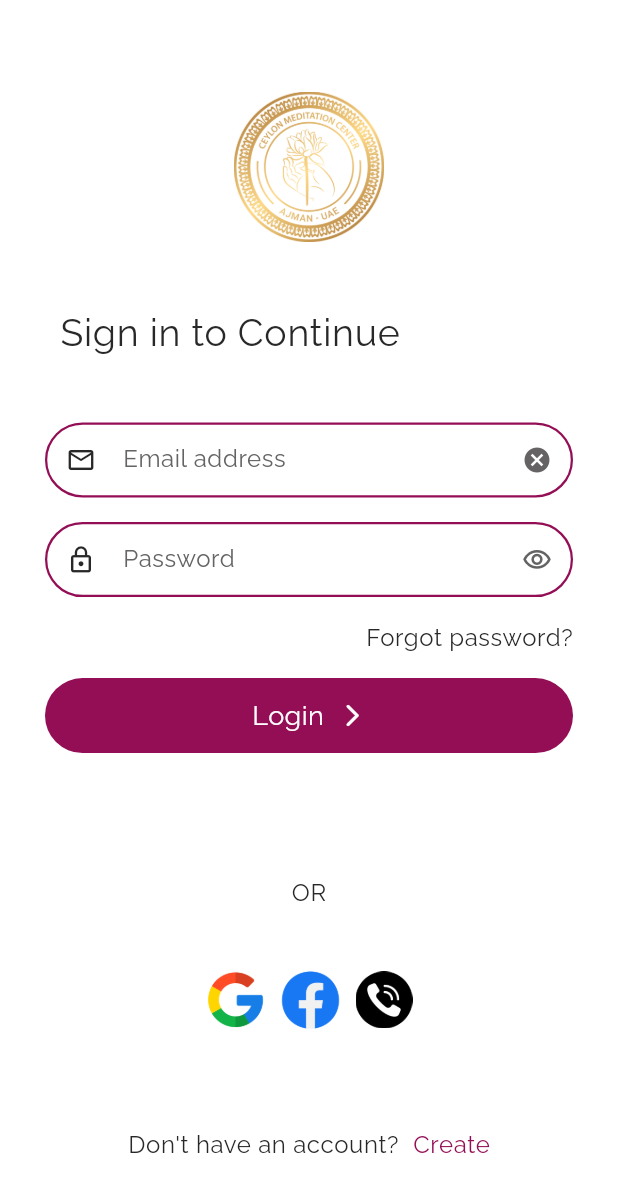
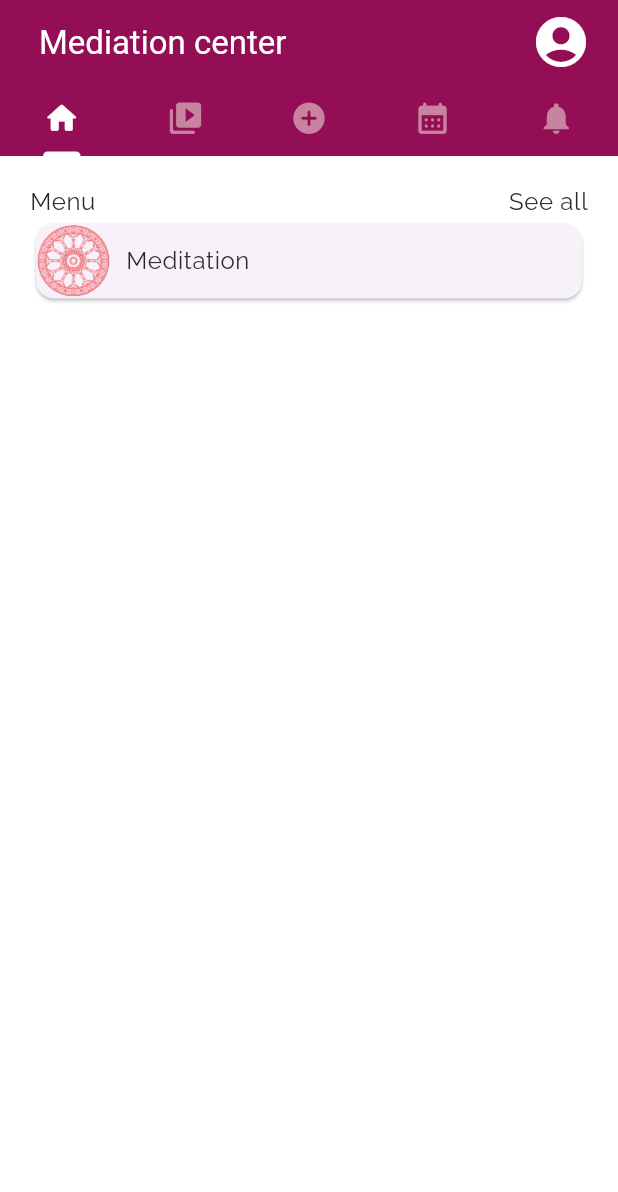
Before and after one commit to moshika38/Meditation-Center-App, a Flutter app: the LoginScreen screen opened by its route, after a tap on "Login", on a phone screen of 412 x 824 dp. Shown: the top 1192 px of the screen. Run offline on Flutter 3.47's test engine with Material 3 defaults, Android fonts, the phone set to English and light mode, and no system bars; our stand-ins replace go_router, google_fonts.

Commit message:
add home screen

```diff
--- a/lib/presentation/home/home.screen.dart
+++ /dev/null
@@ -1,15 +0,0 @@
-import 'package:flutter/material.dart';
-
-class HomeScreen extends StatefulWidget {
-  const HomeScreen({super.key});
-
-  @override
-  State<HomeScreen> createState() => _HomeScreenState();
-}
-
-class _HomeScreenState extends State<HomeScreen> {
-  @override
-  Widget build(BuildContext context) {
-    return Scaffold();
-  }
-}
--- /dev/null
+++ b/lib/presentation/pages/home.page.dart
@@ -0,0 +1,42 @@
+import 'package:flutter/material.dart';
+
+class HomePage extends StatelessWidget {
+  final VoidCallback onTap;
+  const HomePage({super.key, required this.onTap});
+
+  @override
+  Widget build(BuildContext context) {
+    return Padding(
+      padding: const EdgeInsets.only(top: 20, left: 20, right: 20),
+      child: Column(
+        children: [
+          Row(
+            mainAxisAlignment: MainAxisAlignment.spaceBetween,
+            children: [
+              Text("Menu", style: Theme.of(context).textTheme.bodySmall),
+              GestureDetector(
+                onTap: onTap,
+                child: Text(
+                  "See all",
+                  style: Theme.of(context).textTheme.bodySmall,
+                ),
+              ),
+            ],
+          ),
+          Card(
+            child: Row(
+              children: [
+                Image.asset("assets/icons/circle.png", width: 50, height: 50),
+                const SizedBox(width: 10),
+                Text(
+                  "Meditation",
+                  style: Theme.of(context).textTheme.bodySmall,
+                ),
+              ],
+            ),
+          )
+        ],
+      ),
+    );
+  }
+}
--- a/lib/presentation/auth/login.screen.dart
+++ b/lib/presentation/screens/auth/login.screen.dart
@@ -96,7 +96,7 @@ class _LoginScreenState extends State<LoginScreen> {
                     width: double.infinity,
                     height: 50,
                     onTap: () {
-                      // Handle login logic here
+                      context.pushReplacement('/main');
                     },
                   ),
                   SizedBox(height: MediaQuery.of(context).size.height * 0.1),
--- /dev/null
+++ b/lib/presentation/screens/main/main.screen.dart
@@ -0,0 +1,65 @@
+import 'package:flutter/material.dart';
+import 'package:meditation_center/presentation/pages/home.page.dart';
+import 'package:meditation_center/utils/app.colors.dart';
+
+class MainScreen extends StatelessWidget {
+  const MainScreen({super.key});
+
+  @override
+  Widget build(BuildContext context) {
+    return DefaultTabController(
+      length: 5, // number of tabs
+      child: Builder(builder: (BuildContext innerContext) {
+        final controller = DefaultTabController.of(innerContext);
+        return Scaffold(
+          appBar: AppBar(
+            title: Padding(
+              padding: const EdgeInsets.only(left: 10),
+              child: Text(
+                'Mediation center',
+              ),
+            ),
+            actions: [
+              Padding(
+                padding: const EdgeInsets.only(right: 10),
+                child: IconButton(
+                  onPressed: () {},
+                  icon: Icon(Icons.account_circle),
+                  color: AppColors.whiteColor,
+                  iconSize: 40,
+                ),
+              ),
+            ],
+            bottom: const TabBar(
+              labelColor: AppColors.whiteColor,
+              dividerColor: AppColors.primaryColor,
+              automaticIndicatorColorAdjustment: true,
+              unselectedLabelColor: AppColors.secondaryColor,
+              indicatorColor: AppColors.primaryColor,
+              tabs: [
+                Tab(icon: Icon(Icons.home_rounded, size: 25)),
+                Tab(icon: Icon(Icons.video_library_rounded, size: 25)),
+                Tab(icon: Icon(Icons.add_circle_rounded, size: 25)),
+                Tab(icon: Icon(Icons.calendar_month_rounded, size: 25)),
+                Tab(icon: Icon(Icons.notifications, size: 25)),
+              ],
+            ),
+          ),
+          body: TabBarView(
+            children: [
+              HomePage(
+                onTap: () {
+                  controller.animateTo(3);
+                },
+              ),
+              Center(child: Text("Favorites Page")),
+              Center(child: Text("Profile Page")),
+              Center(child: Text("Profile Page")),
+              Center(child: Text("Profile Page")),
+            ],
+          ),
+        );
+      }),
+    );
+  }
+}
--- /dev/null
+++ b/lib/presentation/screens/play/playlist.screen.dart
@@ -0,0 +1,10 @@
+import 'package:flutter/material.dart';
+
+class PlaylistScreen extends StatelessWidget {
+  const PlaylistScreen({super.key});
+
+  @override
+  Widget build(BuildContext context) {
+    return const Placeholder();
+  }
+}
--- a/lib/routing/app.routing.dart
+++ b/lib/routing/app.routing.dart
@@ -1,16 +1,17 @@
 import 'package:flutter/material.dart';
 import 'package:go_router/go_router.dart';
-import 'package:meditation_center/presentation/auth/create.screen.dart';
-import 'package:meditation_center/presentation/auth/forgot.password.dart';
-import 'package:meditation_center/presentation/auth/login.screen.dart';
-import 'package:meditation_center/presentation/split/split.screen.dart';
+import 'package:meditation_center/presentation/screens/auth/create.screen.dart';
+import 'package:meditation_center/presentation/screens/auth/forgot.password.dart';
+import 'package:meditation_center/presentation/screens/auth/login.screen.dart';
+import 'package:meditation_center/presentation/screens/main/main.screen.dart';
+import 'package:meditation_center/presentation/screens/split/split.screen.dart';
 
    final GlobalKey<NavigatorState> _rootNavigatorKey = GlobalKey<NavigatorState>();
 class AppRouting {
 
  final GoRouter appRouter = GoRouter(
   navigatorKey: _rootNavigatorKey,
-  initialLocation: '/',
+  initialLocation: '/main',
   routes: [
     GoRoute(
       path: '/',
@@ -32,6 +33,12 @@ class AppRouting {
       name: 'forgot',
       builder: (context, state) => const ForgotPassword(),
     ),
+    GoRoute(
+      path: '/main',
+      name: 'main',
+      builder: (context, state) => const MainScreen(),
+    ),
+
   ],
 );
 }
--- a/lib/utils/app.theme.dart
+++ b/lib/utils/app.theme.dart
@@ -7,6 +7,18 @@ class AppTheme {
     scaffoldBackgroundColor: AppColors.whiteColor,
     primaryColor: AppColors.primaryColor,
     // fontFamily: GoogleFonts.poppins().fontFamily,
+    appBarTheme: AppBarTheme(
+      backgroundColor: AppColors.primaryColor,
+      titleTextStyle: TextStyle(
+        fontSize: 22,
+        color: AppColors.whiteColor,
+        fontWeight: FontWeight.w400,
+      ),
+      iconTheme: IconThemeData(
+        color: AppColors.whiteColor,
+      ),
+    ),
+
     fontFamily: GoogleFonts.raleway().fontFamily,
     textTheme: TextTheme(
       bodyLarge: TextStyle(
```
Also changed, not shown: assets/icons/circle.png (added), lib/presentation/screens/auth/create.screen.dart (renamed from lib/presentation/auth/create.screen.dart), lib/presentation/screens/auth/forgot.password.dart (renamed from lib/presentation/auth/forgot.password.dart), lib/presentation/screens/split/split.screen.dart (renamed from lib/presentation/split/split.screen.dart).
